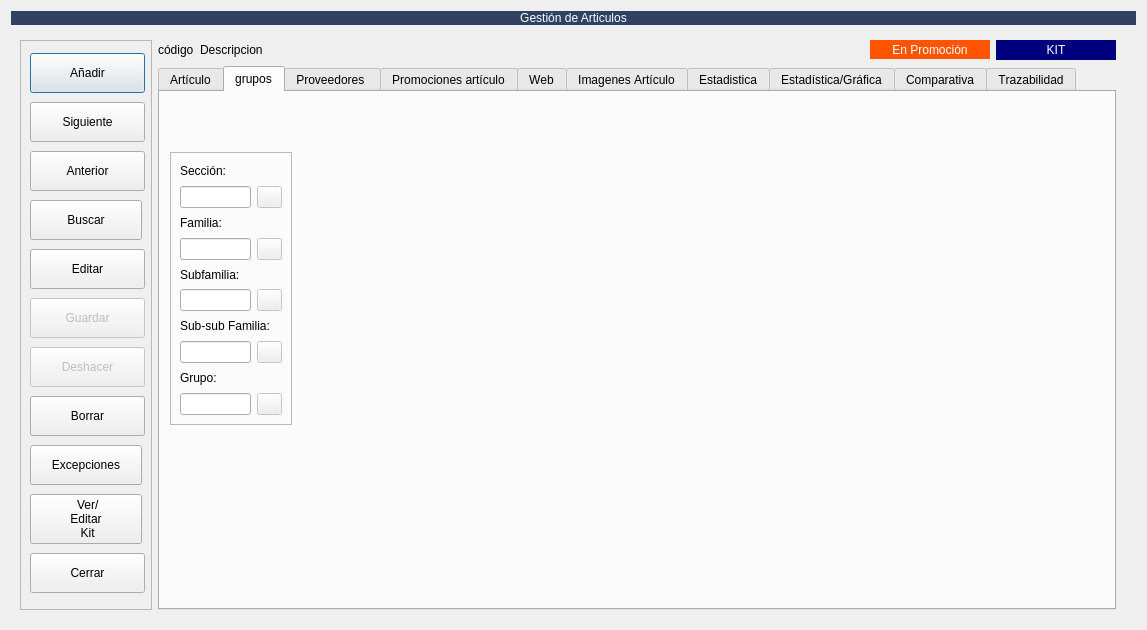
First picture: the form in Almacen/frmarticulos.ui, repository arcnexus/RedFoX, before the edit.
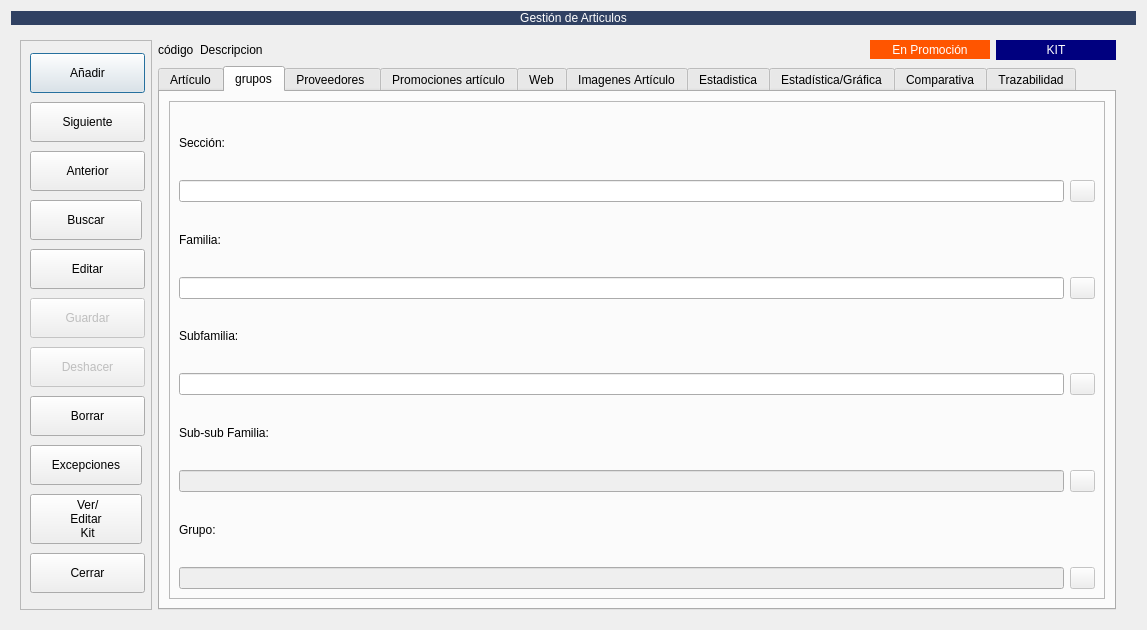
Second picture: the form after the edit. The open tabs and pages were chosen to show the change. Icons and pictures are not drawn. Custom widgets are drawn as their Qt base class.

Diff of the .ui file:
```diff
--- a/Almacen/frmarticulos.ui
+++ b/Almacen/frmarticulos.ui
@@ -1172,15 +1172,9 @@
           <attribute name="title">
            <string>grupos</string>
           </attribute>
+          <layout class="QGridLayout" name="gridLayout_32">
+           <item row="0" column="0">
           <widget class="QFrame" name="FrameRF_2">
-           <property name="geometry">
-            <rect>
-             <x>10</x>
-             <y>60</y>
-             <width>122</width>
-             <height>273</height>
-            </rect>
-           </property>
            <property name="minimumSize">
             <size>
              <width>0</width>
@@ -1386,7 +1380,7 @@
               <item>
                <widget class="QLineEdit" name="txtcSubSubFamilia">
                 <property name="enabled">
-                 <bool>true</bool>
+                   <bool>false</bool>
                 </property>
                 <property name="autoFillBackground">
                  <bool>false</bool>
@@ -1445,7 +1439,7 @@
               <item>
                <widget class="QLineEdit" name="txtcGupoArt">
                 <property name="enabled">
-                 <bool>true</bool>
+                   <bool>false</bool>
                 </property>
                 <property name="autoFillBackground">
                  <bool>false</bool>
@@ -1494,6 +1488,8 @@
             </item>
            </layout>
           </widget>
+           </item>
+          </layout>
          </widget>
          <widget class="QWidget" name="tab_proveedores">
           <attribute name="title">
```
Left out of the diff: 9 changed lines with no effect on the pictures. Lines whose indentation alone changed are shown as unchanged.
